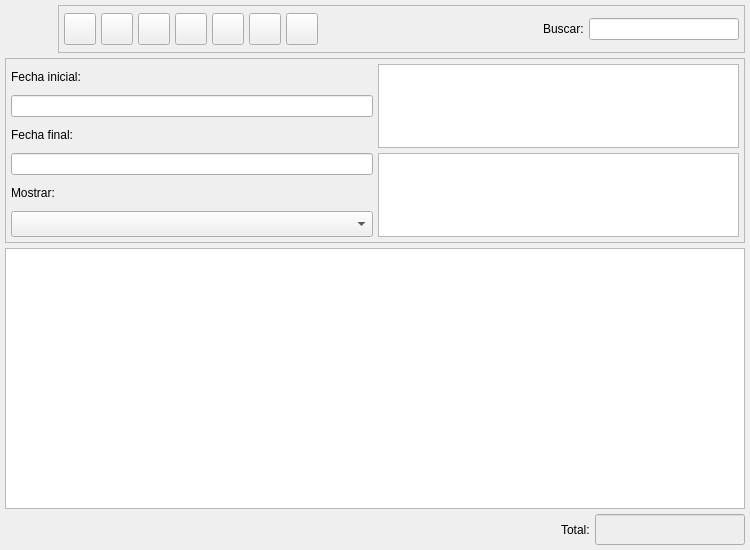
This is bulmages/bulmafact/plugins/pluginbf_clientepresupuesto/presupuestoslistbase.ui in eboladev/Bulmages-1 as Qt 5 draws it before an edit. The edited form follows.
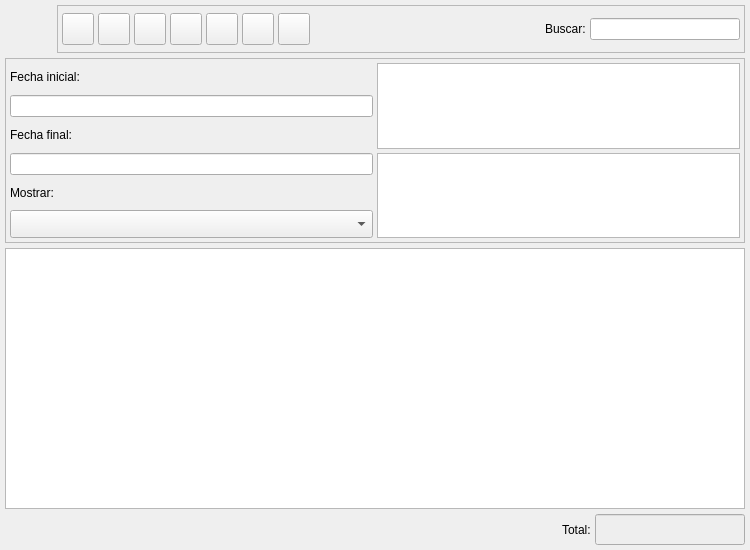
This is the edited form. Icons and pictures are not drawn. Custom widgets are drawn as their Qt base class.

The edit to the form file:
```diff
--- a/bulmages/bulmafact/plugins/pluginbf_clientepresupuesto/presupuestoslistbase.ui
+++ b/bulmages/bulmafact/plugins/pluginbf_clientepresupuesto/presupuestoslistbase.ui
@@ -27,10 +27,10 @@
    <property name="spacing" >
     <number>5</number>
    </property>
-   <item row="0" column="0" >
-    <layout class="QHBoxLayout" >
-     <property name="spacing" >
-      <number>5</number>
+   <item row="0" column="0">
+    <layout class="QHBoxLayout">
+     <property name="spacing">
+      <number>4</number>
      </property>
      <property name="margin" >
       <number>0</number>
@@ -68,12 +68,12 @@
        <property name="frameShadow" >
         <enum>QFrame::Raised</enum>
        </property>
-       <layout class="QHBoxLayout" >
-        <property name="spacing" >
-         <number>5</number>
+       <layout class="QHBoxLayout">
+        <property name="spacing">
+         <number>4</number>
         </property>
-        <property name="margin" >
-         <number>5</number>
+        <property name="margin">
+         <number>4</number>
         </property>
         <item>
          <widget class="QToolButton" name="mui_crear" >
@@ -102,10 +102,10 @@
            <iconset resource="../../../bulmages.qrc" >
             <normaloff>:/Images/document-new.png</normaloff>:/Images/document-new.png</iconset>
           </property>
-          <property name="iconSize" >
+          <property name="iconSize">
            <size>
-            <width>32</width>
-            <height>32</height>
+            <width>22</width>
+            <height>22</height>
            </size>
           </property>
           <property name="shortcut" >
@@ -140,10 +140,10 @@
            <iconset resource="../../../bulmages.qrc" >
             <normaloff>:/Images/document-open.png</normaloff>:/Images/document-open.png</iconset>
           </property>
-          <property name="iconSize" >
+          <property name="iconSize">
            <size>
-            <width>32</width>
-            <height>32</height>
+            <width>22</width>
+            <height>22</height>
            </size>
           </property>
           <property name="shortcut" >
@@ -178,10 +178,10 @@
            <iconset resource="../../../bulmages.qrc" >
             <normaloff>:/Images/edit-delete.png</normaloff>:/Images/edit-delete.png</iconset>
           </property>
-          <property name="iconSize" >
+          <property name="iconSize">
            <size>
-            <width>32</width>
-            <height>32</height>
+            <width>22</width>
+            <height>22</height>
            </size>
           </property>
           <property name="shortcut" >
@@ -216,10 +216,10 @@
            <iconset resource="../../../bulmages.qrc" >
             <normaloff>:/Images/document-print.png</normaloff>:/Images/document-print.png</iconset>
           </property>
-          <property name="iconSize" >
+          <property name="iconSize">
            <size>
-            <width>32</width>
-            <height>32</height>
+            <width>22</width>
+            <height>22</height>
            </size>
           </property>
           <property name="shortcut" >
@@ -254,10 +254,10 @@
            <iconset resource="../../../bulmages.qrc" >
             <normaloff>:/Images/edit-find.png</normaloff>:/Images/edit-find.png</iconset>
           </property>
-          <property name="iconSize" >
+          <property name="iconSize">
            <size>
-            <width>32</width>
-            <height>32</height>
+            <width>22</width>
+            <height>22</height>
            </size>
           </property>
           <property name="checkable" >
@@ -292,10 +292,10 @@
            <iconset resource="../../../bulmages.qrc" >
             <normaloff>:/Images/document-properties.png</normaloff>:/Images/document-properties.png</iconset>
           </property>
-          <property name="iconSize" >
+          <property name="iconSize">
            <size>
-            <width>32</width>
-            <height>32</height>
+            <width>22</width>
+            <height>22</height>
            </size>
           </property>
           <property name="checkable" >
@@ -330,10 +330,10 @@
            <iconset resource="../../../bulmages.qrc" >
             <normaloff>:/Images/view-refresh.png</normaloff>:/Images/view-refresh.png</iconset>
           </property>
-          <property name="iconSize" >
+          <property name="iconSize">
            <size>
-            <width>32</width>
-            <height>32</height>
+            <width>22</width>
+            <height>22</height>
            </size>
           </property>
           <property name="shortcut" >
@@ -424,12 +424,12 @@
      <property name="frameShadow" >
       <enum>QFrame::Raised</enum>
      </property>
-     <layout class="QGridLayout" >
-      <property name="margin" >
-       <number>5</number>
+     <layout class="QGridLayout">
+      <property name="margin">
+       <number>4</number>
       </property>
-      <property name="spacing" >
-       <number>5</number>
+      <property name="spacing">
+       <number>4</number>
       </property>
       <item row="0" column="0" >
        <widget class="QLabel" name="textLabel1_4" >
@@ -538,10 +538,10 @@
    <item row="2" column="0" >
     <widget class="PresupuestoListSubForm" name="mui_list" />
    </item>
-   <item row="3" column="0" >
-    <layout class="QHBoxLayout" >
-     <property name="spacing" >
-      <number>5</number>
+   <item row="3" column="0">
+    <layout class="QHBoxLayout">
+     <property name="spacing">
+      <number>4</number>
      </property>
      <property name="margin" >
       <number>0</number>
@@ -652,7 +652,7 @@
    </item>
   </layout>
  </widget>
- <layoutdefault spacing="3" margin="5" />
+ <layoutdefault spacing="3" margin="5"/>
  <customwidgets>
   <customwidget>
    <class>BlDateSearch</class>
```
Left out of the diff: 343 changed lines with no effect on the pictures.
